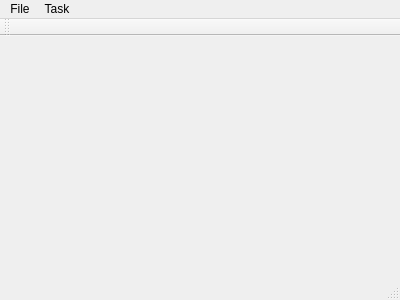
The window that mainwindow.ui (adjustive/Todo-Manager) describes before a commit, drawn with Qt 5.
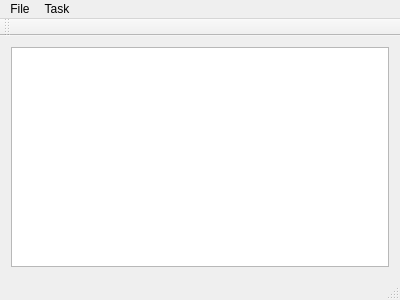
The same window after the commit.

Diff of the .ui file:
```diff
--- a/mainwindow.ui
+++ b/mainwindow.ui
@@ -13,7 +13,13 @@
   <property name="windowTitle">
    <string>MainWindow</string>
   </property>
-  <widget class="QWidget" name="centralWidget"/>
+  <widget class="QWidget" name="centralWidget">
+   <layout class="QVBoxLayout" name="verticalLayout">
+    <item>
+     <widget class="QTreeView" name="treeView"/>
+    </item>
+   </layout>
+  </widget>
   <widget class="QMenuBar" name="menuBar">
    <property name="geometry">
     <rect>
```
